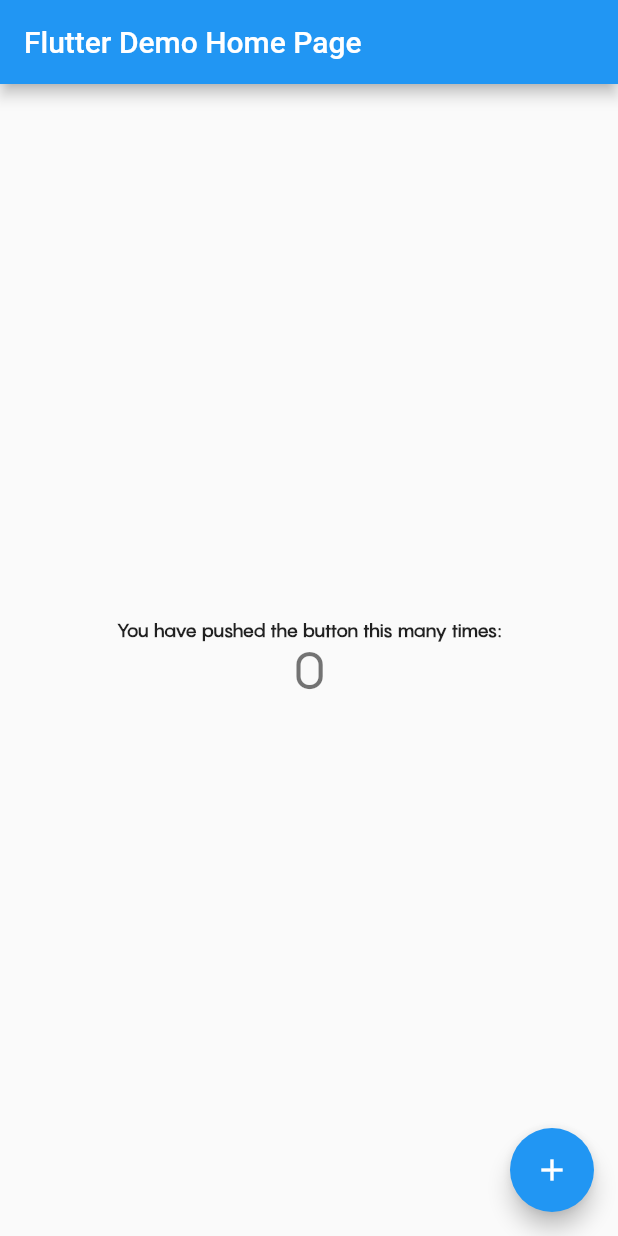
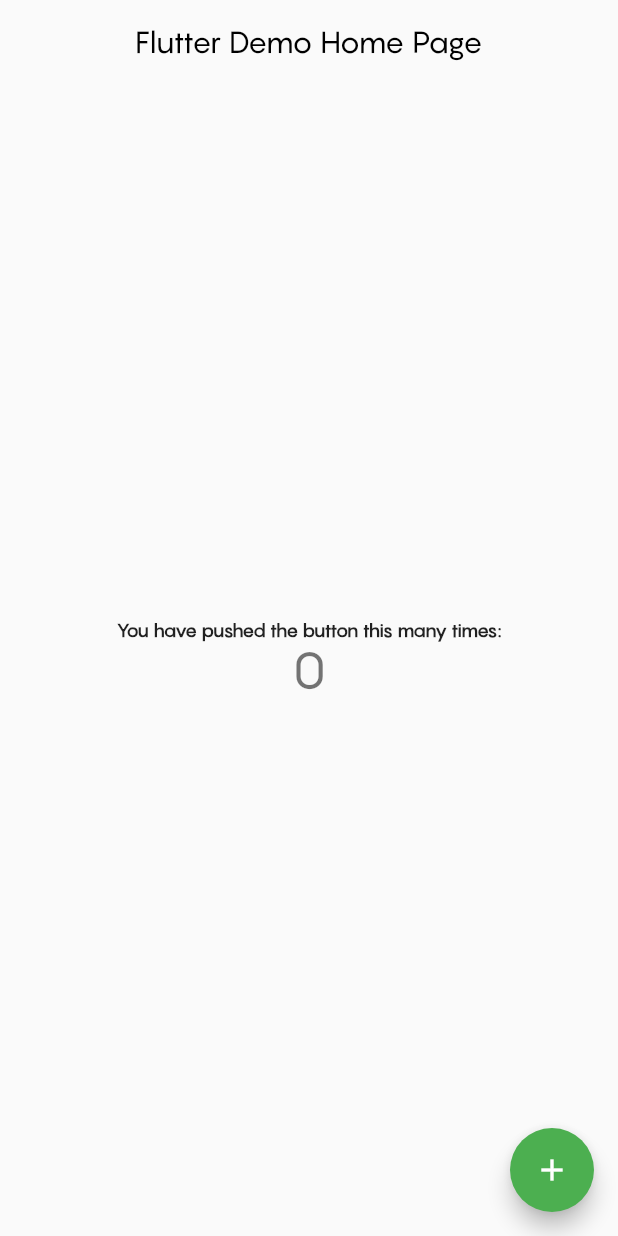
Before and after one commit to Danzo-bit/moniUI, a Flutter app: the screen it shows after launch, on a phone screen of 412 x 824 dp. Run offline on Flutter 3.47's test engine with Material 2 defaults, Android fonts, the phone set to English and light mode, and no system bars.

Commit message:
adds config/appTheme

```diff
--- /dev/null
+++ b/lib/config/app_theme.dart
@@ -0,0 +1,8 @@
+import 'package:flutter/material.dart';
+
+final appTheme = ThemeData(
+    primarySwatch: Colors.green,
+    appBarTheme:
+        const AppBarTheme(backgroundColor: Colors.transparent, elevation: 0, centerTitle: true),
+    textTheme:
+        const TextTheme(headlineMedium: TextStyle(fontFamily: "Pangram")));
--- a/lib/main.dart
+++ b/lib/main.dart
@@ -1,4 +1,6 @@
 import 'package:flutter/material.dart';
+
+import 'config/app_theme.dart';
 
 void main() {
   runApp(const MyApp());
@@ -7,24 +9,11 @@ void main() {
 class MyApp extends StatelessWidget {
   const MyApp({super.key});
 
-  // This widget is the root of your application.
   @override
   Widget build(BuildContext context) {
     return MaterialApp(
       title: 'Flutter Demo',
-      theme: ThemeData(
-          // This is the theme of your application.
-          //
-          // Try running your application with "flutter run". You'll see the
-          // application has a blue toolbar. Then, without quitting the app, try
-          // changing the primarySwatch below to Colors.green and then invoke
-          // "hot reload" (press "r" in the console where you ran "flutter run",
-          // or simply save your changes to "hot reload" in a Flutter IDE).
-          // Notice that the counter didn't reset back to zero; the application
-          // is not restarted.
-          primarySwatch: Colors.blue,
-          textTheme: const TextTheme(
-              headlineMedium: TextStyle(fontFamily: "Pangram"))),
+      theme: appTheme,
       home: const MyHomePage(title: 'Flutter Demo Home Page'),
     );
   }
@@ -32,15 +21,6 @@ class MyApp extends StatelessWidget {
 
 class MyHomePage extends StatefulWidget {
   const MyHomePage({super.key, required this.title});
-
-  // This widget is the home page of your application. It is stateful, meaning
-  // that it has a State object (defined below) that contains fields that affect
-  // how it looks.
-
-  // This class is the configuration for the state. It holds the values (in this
-  // case the title) provided by the parent (in this case the App widget) and
-  // used by the build method of the State. Fields in a Widget subclass are
-  // always marked "final".
 
   final String title;
 
@@ -53,47 +33,22 @@ class _MyHomePageState extends State<MyHomePage> {
 
   void _incrementCounter() {
     setState(() {
-      // This call to setState tells the Flutter framework that something has
-      // changed in this State, which causes it to rerun the build method below
-      // so that the display can reflect the updated values. If we changed
-      // _counter without calling setState(), then the build method would not be
-      // called again, and so nothing would appear to happen.
       _counter++;
     });
   }
 
   @override
   Widget build(BuildContext context) {
-    // This method is rerun every time setState is called, for instance as done
-    // by the _incrementCounter method above.
-    //
-    // The Flutter framework has been optimized to make rerunning build methods
-    // fast, so that you can just rebuild anything that needs updating rather
-    // than having to individually change instances of widgets.
     return Scaffold(
       appBar: AppBar(
-        // Here we take the value from the MyHomePage object that was created by
-        // the App.build method, and use it to set our appbar title.
-        title: Text(widget.title),
+        centerTitle: true,
+        title: Text(
+          widget.title,
+          style: TextStyle(fontFamily: "Pangram", color: Colors.black),
+        ),
       ),
       body: Center(
-        // Center is a layout widget. It takes a single child and positions it
-        // in the middle of the parent.
         child: Column(
-          // Column is also a layout widget. It takes a list of children and
-          // arranges them vertically. By default, it sizes itself to fit its
-          // children horizontally, and tries to be as tall as its parent.
-          //
-          // Invoke "debug painting" (press "p" in the console, choose the
-          // "Toggle Debug Paint" action from the Flutter Inspector in Android
-          // Studio, or the "Toggle Debug Paint" command in Visual Studio Code)
-          // to see the wireframe for each widget.
-          //
-          // Column has various properties to control how it sizes itself and
-          // how it positions its children. Here we use mainAxisAlignment to
-          // center the children vertically; the main axis here is the vertical
-          // axis because Columns are vertical (the cross axis would be
-          // horizontal).
           mainAxisAlignment: MainAxisAlignment.center,
           children: <Widget>[
             const Text(
```
